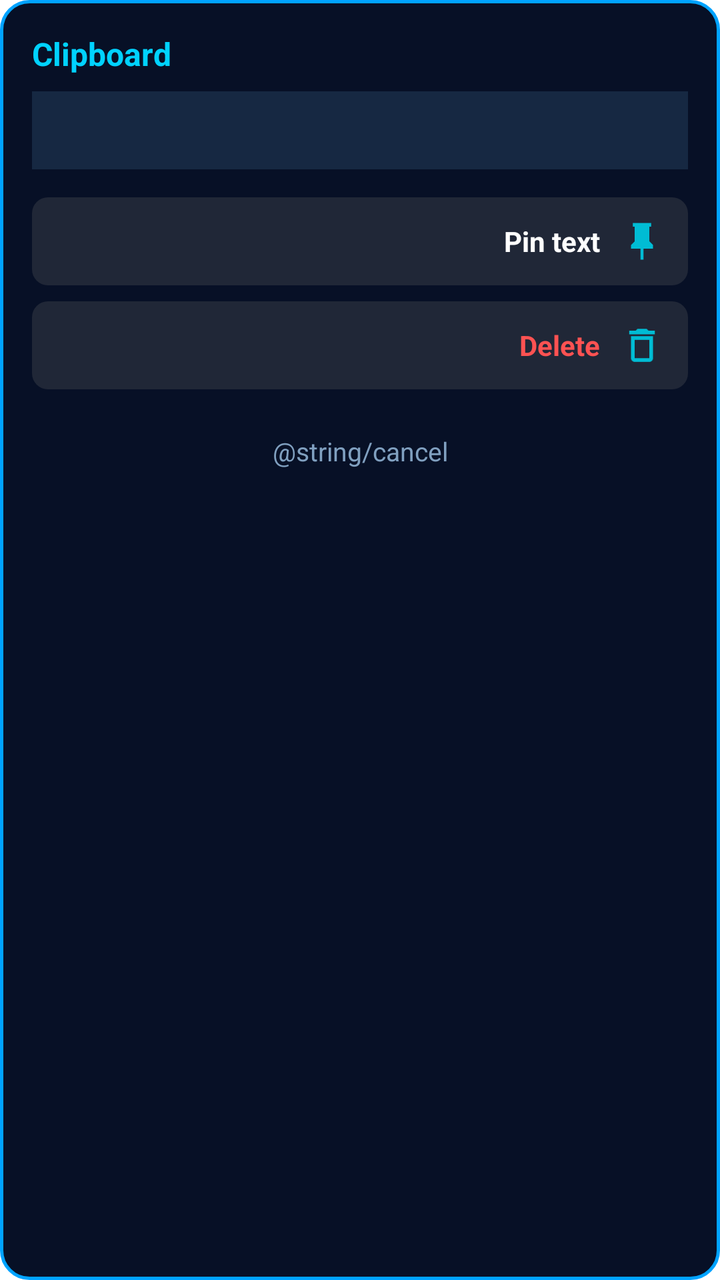
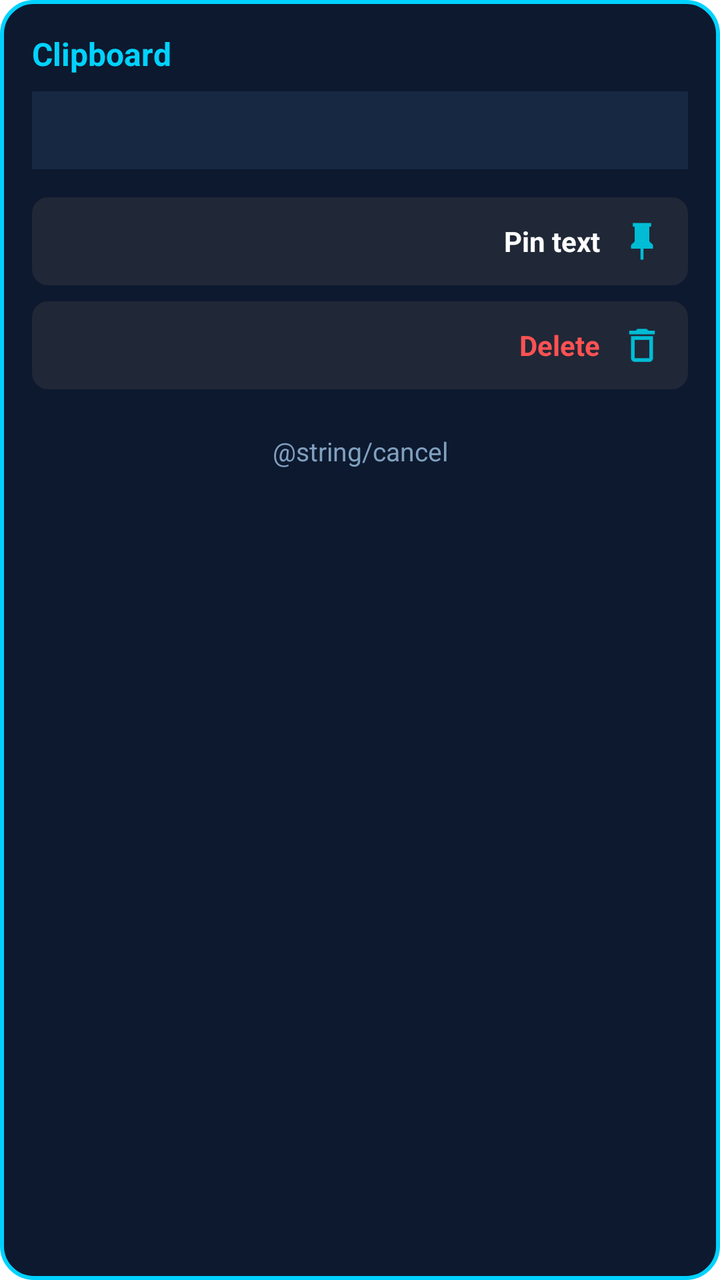

An Android layout rendered at two revisions. The XML below is the earlier revision; the diff shows what the commit changed to produce the second picture.
<!-- AndroidManifest.xml: application theme AppTheme -->
<!-- res/layout/dialog_clip_options.xml -->
<?xml version="1.0" encoding="utf-8"?>
<LinearLayout xmlns:android="http://schemas.android.com/apk/res/android"
    android:layout_width="300dp"
    android:layout_height="wrap_content"
    android:layoutDirection="rtl"
    android:background="@drawable/bg_toolbar_neon"
    android:orientation="vertical"
    android:padding="16dp">

    <TextView
        android:id="@+id/popup_clip_title"
        android:layout_width="match_parent"
        android:layout_height="wrap_content"
        android:text="@string/clipboard"
        android:textColor="#00D2FF"
        android:textSize="16sp"
        android:textStyle="bold" />

    <TextView
        android:id="@+id/popup_clip_preview"
        android:layout_width="match_parent"
        android:layout_height="wrap_content"
        android:layout_marginTop="8dp"
        android:layout_marginBottom="14dp"
        android:background="#162842"
        android:ellipsize="end"
        android:maxLines="3"
        android:padding="10dp"
        android:textColor="#E0E6ED"
        android:textSize="14sp" />

    <LinearLayout
        android:id="@+id/popup_btn_pin"
        android:layout_width="match_parent"
        android:layout_height="44dp"
        android:layout_marginBottom="8dp"
        android:background="@drawable/bg_editor_key"
        android:clickable="true"
        android:focusable="true"
        android:gravity="center_vertical"
        android:paddingStart="12dp"
        android:paddingEnd="12dp">

        <ImageView
            android:id="@+id/popup_pin_icon"
            android:layout_width="22dp"
            android:layout_height="22dp"
            android:src="@drawable/ic_pin_cyan" />

        <TextView
            android:id="@+id/popup_pin_text"
            android:layout_width="wrap_content"
            android:layout_height="wrap_content"
            android:layout_marginStart="10dp"
            android:text="@string/pin_text"
            android:textColor="#FFFFFF"
            android:textSize="14sp"
            android:textStyle="bold" />
    </LinearLayout>

    <LinearLayout
        android:id="@+id/popup_btn_delete"
        android:layout_width="match_parent"
        android:layout_height="44dp"
        android:layout_marginBottom="12dp"
        android:background="@drawable/bg_editor_key"
        android:clickable="true"
        android:focusable="true"
        android:gravity="center_vertical"
        android:paddingStart="12dp"
        android:paddingEnd="12dp">

        <ImageView
            android:layout_width="22dp"
            android:layout_height="22dp"
            android:src="@drawable/ic_trash_cyan" />

        <TextView
            android:layout_width="wrap_content"
            android:layout_height="wrap_content"
            android:layout_marginStart="10dp"
            android:text="@string/keycode_delete"
            android:textColor="#FF5252"
            android:textSize="14sp"
            android:textStyle="bold" />
    </LinearLayout>

    <TextView
        android:id="@+id/popup_btn_cancel"
        android:layout_width="match_parent"
        android:layout_height="38dp"
        android:background="@drawable/ripple_all_corners_medium"
        android:clickable="true"
        android:focusable="true"
        android:gravity="center"
        android:text="@string/cancel"
        android:textColor="#80A0C0"
        android:textSize="13sp" />

</LinearLayout>
<!-- resources referenced by this layout -->
<resources>
  <!-- drawable bg_editor_key (drawable) -->
  <?xml version="1.0" encoding="utf-8"?>
  <selector xmlns:android="http://schemas.android.com/apk/res/android">
      <item android:state_pressed="true">
          <shape android:shape="rectangle">
              <solid android:color="#323c4d" />
              <corners android:radius="8dp" />
          </shape>
      </item>
      <item>
          <shape android:shape="rectangle">
              <solid android:color="#202737" />
              <corners android:radius="8dp" />
          </shape>
      </item>
  </selector>
  <!-- drawable bg_toolbar_neon (drawable) -->
  <?xml version="1.0" encoding="utf-8"?>
  <shape xmlns:android="http://schemas.android.com/apk/res/android"
      android:shape="rectangle">
      <solid android:color="#071026" />
      <stroke
          android:width="1.8dp"
          android:color="#00A3FF" />
      <corners android:radius="14dp" />
  </shape>
  <!-- drawable ic_pin_cyan (drawable) -->
  <vector xmlns:android="http://schemas.android.com/apk/res/android"
      android:width="20dp"
      android:height="20dp"
      android:viewportWidth="24"
      android:viewportHeight="24">
      <path
          android:fillColor="#00BCD4"
          android:pathData="M16,12V4h1V2H7v2h1v8l-2,2v2h5.2v6h1.6v-6H18v-2L16,12z" />
  </vector>
  <!-- drawable ic_trash_cyan (drawable) -->
  <vector xmlns:android="http://schemas.android.com/apk/res/android"
      android:width="20dp"
      android:height="20dp"
      android:viewportWidth="24"
      android:viewportHeight="24">
      <path
          android:fillColor="#00BCD4"
          android:pathData="M16,9v10H8V9h8m-1.5,-6h-5l-1,1H5v2h14V4h-3.5l-1,-1zM18,7H6v12c0,1.1 0.9,2 2,2h8c1.1,0 2,-0.9 2,-2V7z" />
  </vector>
  <!-- drawable ripple_all_corners_medium (drawable) -->
  <?xml version="1.0" encoding="utf-8"?>
  <ripple xmlns:android="http://schemas.android.com/apk/res/android"
      android:color="?android:attr/colorControlHighlight">
      <item android:id="@android:id/mask">
          <shape android:shape="rectangle">
              <solid android:color="#000000" />
              <corners android:radius="@dimen/normal_margin" />
          </shape>
      </item>
  </ripple>
  <string name="clipboard">Clipboard</string>
  <string name="keycode_delete">Delete</string>
  <string name="pin_text">Pin text</string>
  <style name="AppTheme" parent="AppTheme.Base" />
</resources>

<!-- the commit's change to res/layout/dialog_clip_options.xml (unified diff, before → after) -->
@@ -3,7 +3,7 @@
     android:layout_width="300dp"
     android:layout_height="wrap_content"
     android:layoutDirection="rtl"
-    android:background="@drawable/bg_toolbar_neon"
+    android:background="@drawable/dialog_clip_options_neon"
     android:orientation="vertical"
     android:padding="16dp">
 
<!-- resource entries referenced after the edit -->
@@ -16,15 +16,15 @@
           </shape>
       </item>
   </selector>
-  <!-- drawable bg_toolbar_neon (drawable) -->
+  <!-- drawable dialog_clip_options_neon (drawable) -->
   <?xml version="1.0" encoding="utf-8"?>
   <shape xmlns:android="http://schemas.android.com/apk/res/android"
       android:shape="rectangle">
-      <solid android:color="#071026" />
+      <solid android:color="#0D192E" />
       <stroke
-          android:width="1.8dp"
-          android:color="#00A3FF" />
-      <corners android:radius="14dp" />
+          android:width="2dp"
+          android:color="#00D2FF" />
+      <corners android:radius="16dp" />
   </shape>
   <!-- drawable ic_pin_cyan (drawable) -->
   <vector xmlns:android="http://schemas.android.com/apk/res/android"
